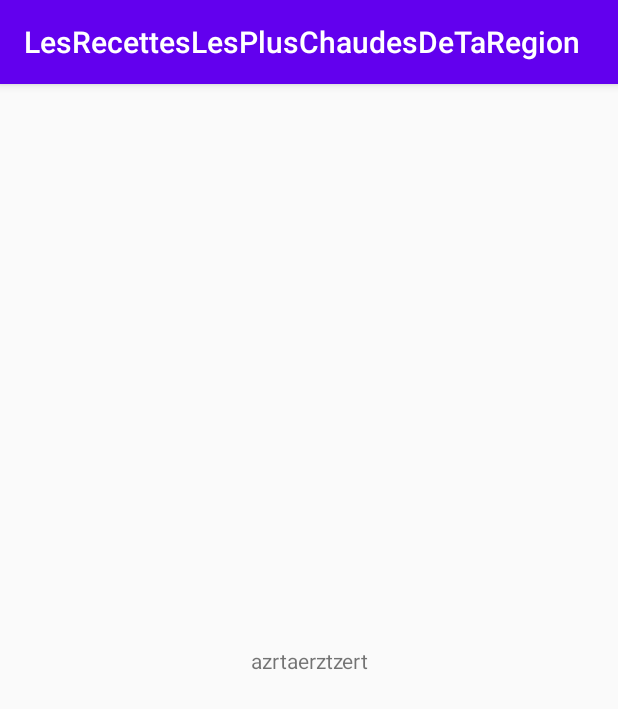
After one commit to ludodorcel/LesRecettesLesPlusChaudesDeTaRegion, an Android app: the RecipesDetailActivity screen opened directly, with no data from a screen before it, on a phone screen of 412 x 824 dp. The commit adds this screen. Shown: the top 709 px of the screen. Run offline under Robolectric (Android 15) with nearby library versions, the phone set to English and light mode, and no system bars.

Commit message:
Add second activity

```diff
--- a/app/src/main/AndroidManifest.xml
+++ b/app/src/main/AndroidManifest.xml
@@ -18,6 +18,7 @@
                 <category android:name="android.intent.category.LAUNCHER" />
             </intent-filter>
         </activity>
+        <activity android:name=".presentation.view.RecipesDetailActivity" />
     </application>
 
 </manifest>
--- a/app/src/main/java/com/example/lesrecetteslespluschaudesdetaregion/presentation/view/MainActivity.java
+++ b/app/src/main/java/com/example/lesrecetteslespluschaudesdetaregion/presentation/view/MainActivity.java
@@ -1,5 +1,6 @@
 package com.example.lesrecetteslespluschaudesdetaregion.presentation.view;
 
+import android.content.Intent;
 import android.os.Bundle;
 import android.widget.Toast;
 
@@ -59,6 +60,7 @@ public class MainActivity extends AppCompatActivity {
     }
 
     public void navigateToDetails(Recipes recipes){
-        Toast.makeText(getApplicationContext(), "NAV", Toast.LENGTH_SHORT).show();
+        Intent myIntent = new Intent(MainActivity.this, RecipesDetailActivity.class);
+        MainActivity.this.startActivity(myIntent);
     }
 }
--- /dev/null
+++ b/app/src/main/java/com/example/lesrecetteslespluschaudesdetaregion/presentation/view/RecipesDetailActivity.java
@@ -0,0 +1,18 @@
+package com.example.lesrecetteslespluschaudesdetaregion.presentation.view;
+
+
+import android.os.Bundle;
+
+import androidx.appcompat.app.AppCompatActivity;
+
+import com.example.lesrecetteslespluschaudesdetaregion.R;
+
+
+public class RecipesDetailActivity extends AppCompatActivity {
+    @Override
+    protected void onCreate(Bundle savedInstanceState) {
+        super.onCreate(savedInstanceState);
+        setContentView(R.layout.activity_detailrecipes);
+
+    }
+}
--- /dev/null
+++ b/app/src/main/res/layout/activity_detailrecipes.xml
@@ -0,0 +1,20 @@
+<?xml version="1.0" encoding="utf-8"?>
+<androidx.constraintlayout.widget.ConstraintLayout
+    xmlns:android="http://schemas.android.com/apk/res/android"
+    xmlns:app="http://schemas.android.com/apk/res-auto"
+    xmlns:tools="http://schemas.android.com/tools"
+    android:layout_width="match_parent"
+    android:layout_height="match_parent"
+    tools:context=".presentation.view.MainActivity">
+
+    <TextView
+        android:id="@+id/detail_txt"
+        android:layout_width="wrap_content"
+        android:layout_height="wrap_content"
+        android:text="azrtaerztzert"
+        app:layout_constraintBottom_toBottomOf="parent"
+        app:layout_constraintEnd_toEndOf="parent"
+        app:layout_constraintStart_toStartOf="parent"
+        app:layout_constraintTop_toTopOf="parent" />
+
+</androidx.constraintlayout.widget.ConstraintLayout>
```
